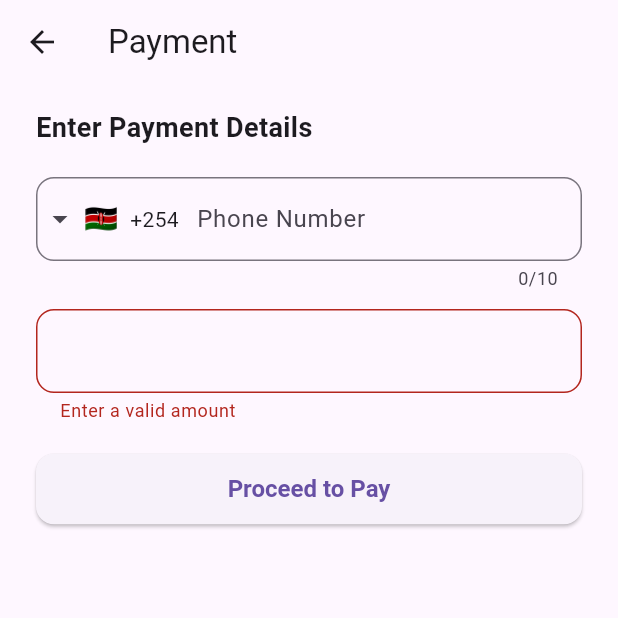
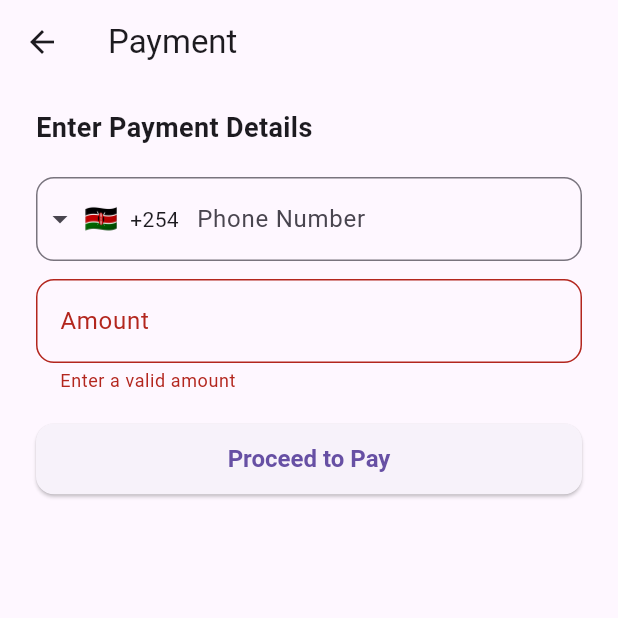
Before and after one commit to kelvinmulonzi/Travel-app, a Flutter app: the PaymentScreen screen opened directly with empty values, after a tap on "Proceed to Pay", on a phone screen of 412 x 824 dp, the top half of it. Run offline on Flutter 3.47's test engine with Material 3 defaults, Android fonts, the phone set to English and light mode, and no system bars; drawn by our look-alikes of intl_phone_field; our stand-ins replace cached_network_image, dio, flutter_svg, get, shared_preferences, shimmer; accounts and stored records are empty; network calls fail.

Commit message:
intl fix

```diff
--- a/lib/screens/PaymentScreen.dart
+++ b/lib/screens/PaymentScreen.dart
@@ -5,7 +5,6 @@ import 'package:wanderlust/utils/api_client.dart';
 import '../models/Payment.dart';
 
 class PaymentScreen extends StatefulWidget {
-
   const PaymentScreen({super.key});
 
   @override
@@ -18,26 +17,32 @@ class _PaymentScreenState extends State<PaymentScreen> {
   final _formKey = GlobalKey<FormState>();
   var destination = Get.arguments;
   late String amount;
+  String _phoneNumber = '';
 
   void _submitPayment() async {
     if (!_formKey.currentState!.validate()) return;
 
-    String phoneNumber = _phoneController.text.trim();
+    // Ensure the phone number starts with 254 and has correct format
+    String cleanNumber = _phoneNumber.replaceAll(RegExp(r'[^\d]'), '');
+    if (!cleanNumber.startsWith('254')) {
+      cleanNumber = '254${cleanNumber.substring(cleanNumber.length - 9)}';
+    }
 
-
-
+    print("Submitting phone number: $cleanNumber"); // Debug print
 
     // Assuming bookingId is retrieved dynamically
     int bookingId = 123;
 
     Payment payment = Payment(
-      phoneNumber: phoneNumber,
+      phoneNumber: cleanNumber, // Using the cleaned and formatted number
       amount: double.parse(amount),
       bookingId: bookingId,
     );
 
     final data = await ApiClient().makePayment(payment.toJson());
     print("Processing Payment: $data");
+
+    if (!mounted) return;
 
     ScaffoldMessenger.of(context).showSnackBar(
       const SnackBar(content: Text('Payment Processing...')),
@@ -70,9 +75,22 @@ class _PaymentScreenState extends State<PaymentScreen> {
                   border: OutlineInputBorder(borderRadius: BorderRadius.circular(12)),
                 ),
                 initialCountryCode: 'KE',
+                disableLengthCheck: true,
                 onChanged: (phone) {
-                  print(phone.completeNumber);
+                  _phoneNumber = phone.completeNumber;
+                  print("Current phone number: $_phoneNumber"); // Debug print
+                },
+                validator: (phone) {
+                  if (phone == null) return 'Please enter a phone number';
 
+                  String cleanNumber = phone.completeNumber.replaceAll(RegExp(r'[^\d]'), '');
+
+                  if (cleanNumber.length != 12) {
+                    return 'Phone number must be 9 digits after 254';
+                  }
+                  if (!cleanNumber.startsWith('254')) {
+                    return 'Phone number must start with 254';
+                  }
                   return null;
                 },
               ),
@@ -81,11 +99,11 @@ class _PaymentScreenState extends State<PaymentScreen> {
 
               TextFormField(
                 controller: _amountController,
-                decoration: InputDecoration(hintText:  amount.toString(),
-
+                decoration: InputDecoration(
+                  hintText: amount.toString(),
+                  labelText: 'Amount',
                   border: OutlineInputBorder(borderRadius: BorderRadius.circular(12)),
                 ),
-
                 keyboardType: TextInputType.number,
                 validator: (value) {
                   if (value == null || double.tryParse(value) == null || double.parse(value) <= 0) {
```
